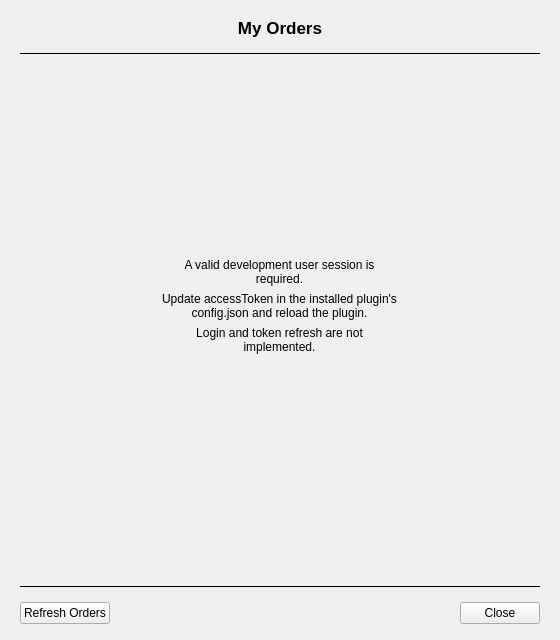
Above: ui/order/order_history_dialog.ui from JacobGeoGeek/qgis-atlaspress before the change. Below: the same form after it.
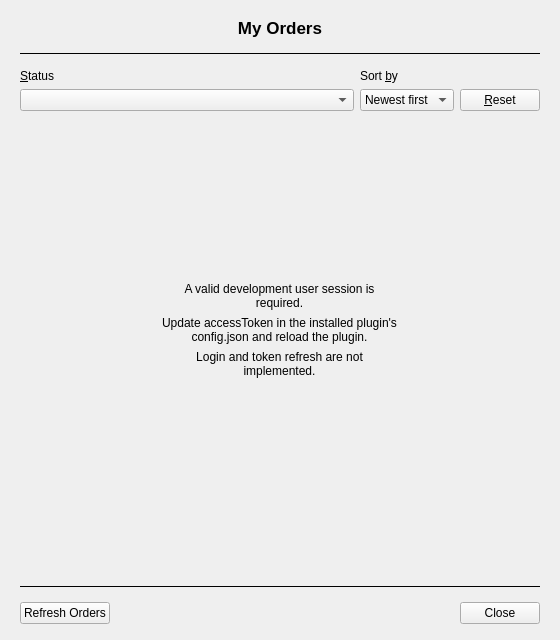
That is the form after the change.

Diff of the .ui file:
```diff
--- a/ui/order/order_history_dialog.ui
+++ b/ui/order/order_history_dialog.ui
@@ -65,6 +65,43 @@
     <widget class="QStackedWidget" name="screenStackedWidget">
      <widget class="QWidget" name="listScreenPage">
       <layout class="QVBoxLayout" name="listScreenLayout">
+       <item>
+        <widget class="QWidget" name="queryControlsWidget">
+         <layout class="QGridLayout" name="queryControlsLayout" columnstretch="1,0,0">
+          <property name="leftMargin"><number>0</number></property>
+          <property name="topMargin"><number>0</number></property>
+          <property name="rightMargin"><number>0</number></property>
+          <property name="bottomMargin"><number>0</number></property>
+          <item row="0" column="0">
+           <widget class="QLabel" name="statusFilterLabel">
+            <property name="text"><string>&amp;Status</string></property>
+            <property name="buddy"><cstring>statusFilterComboBox</cstring></property>
+           </widget>
+          </item>
+          <item row="0" column="1">
+           <widget class="QLabel" name="sortOrderLabel">
+            <property name="text"><string>Sort &amp;by</string></property>
+            <property name="buddy"><cstring>sortOrderComboBox</cstring></property>
+           </widget>
+          </item>
+          <item row="1" column="0">
+           <widget class="QComboBox" name="statusFilterComboBox" />
+          </item>
+          <item row="1" column="1">
+           <widget class="QComboBox" name="sortOrderComboBox">
+            <item><property name="text"><string>Newest first</string></property></item>
+            <item><property name="text"><string>Oldest first</string></property></item>
+           </widget>
+          </item>
+          <item row="1" column="2" alignment="Qt::AlignmentFlag::AlignRight">
+           <widget class="QPushButton" name="resetFiltersButton">
+            <property name="text"><string>&amp;Reset</string></property>
+            <property name="autoDefault"><bool>false</bool></property>
+           </widget>
+          </item>
+         </layout>
+        </widget>
+       </item>
        <item>
         <widget class="QStackedWidget" name="listStackedWidget">
          <widget class="QWidget" name="listAuthPage">
```
